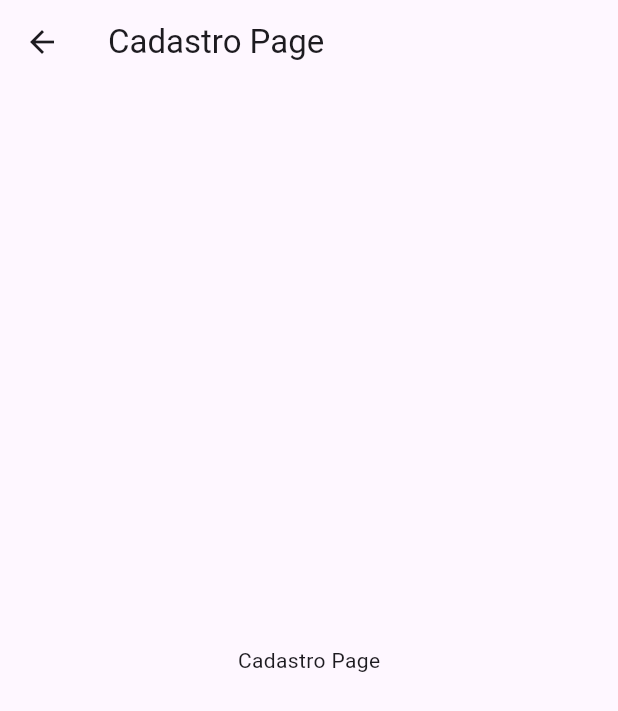
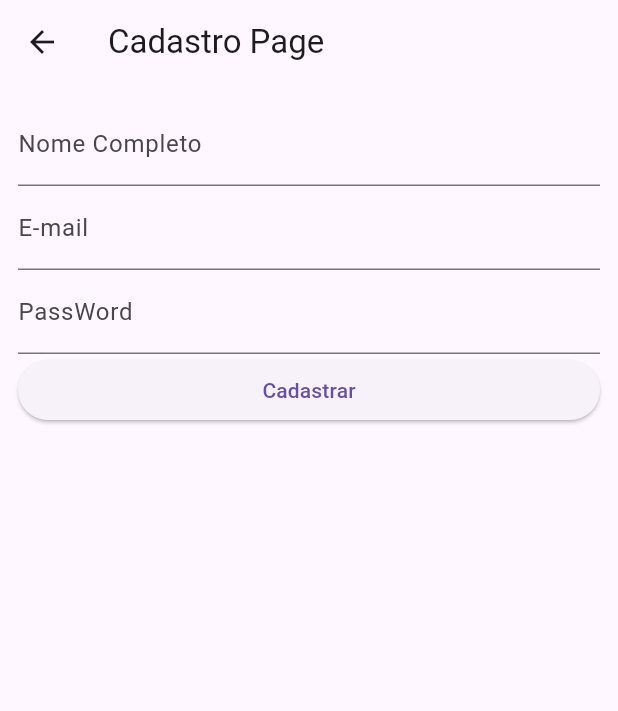
Before and after one commit to gaabrenno/pokedesk2, a Flutter app: the CadastroPage screen opened directly, on a phone screen of 412 x 824 dp. Shown: the top 711 px of the screen. Run offline on Flutter 3.47's test engine with Material 3 defaults, Android fonts, the phone set to English and light mode, and no system bars; our stand-ins replace firebase_auth, firebase_core; accounts and stored records are empty.

Commit message:
inicio do cadastro

```diff
--- a/lib/app/module/auth/cadastro/cadastro_page.dart
+++ b/lib/app/module/auth/cadastro/cadastro_page.dart
@@ -1,4 +1,6 @@
+import 'package:firebase_auth/firebase_auth.dart';
 import 'package:flutter/material.dart';
+
 class CadastroPage extends StatefulWidget {
   const CadastroPage({Key? key}) : super(key: key);
 
@@ -7,14 +9,34 @@ class CadastroPage extends StatefulWidget {
 }
 
 class _CadastroPageState extends State<CadastroPage> {
+  final _nameController = TextEditingController();
+  final _emailController = TextEditingController();
+  final _passwordController = TextEditingController();
+  final _firebaseAuth = FirebaseAuth.instance;
+
   @override
   Widget build(BuildContext context) {
     return Scaffold(
       appBar: AppBar(
         title: Text('Cadastro Page'),
       ),
-      body: Center(
-        child: Text('Cadastro Page'),
+      body: ListView(
+        padding: EdgeInsets.all(12),
+        children: [
+          TextFormField(
+            controller: _nameController,
+            decoration: InputDecoration(label: Text('Nome Completo')),
+          ),
+          TextFormField(
+            controller: _emailController,
+            decoration: InputDecoration(label: Text('E-mail')),
+          ),
+          TextFormField(
+            controller: _passwordController,
+            decoration: InputDecoration(label: Text('PassWord')),
+          ),
+          ElevatedButton(onPressed: (){}, child: Text('Cadastrar'))
+        ],
       ),
     );
   }
```
